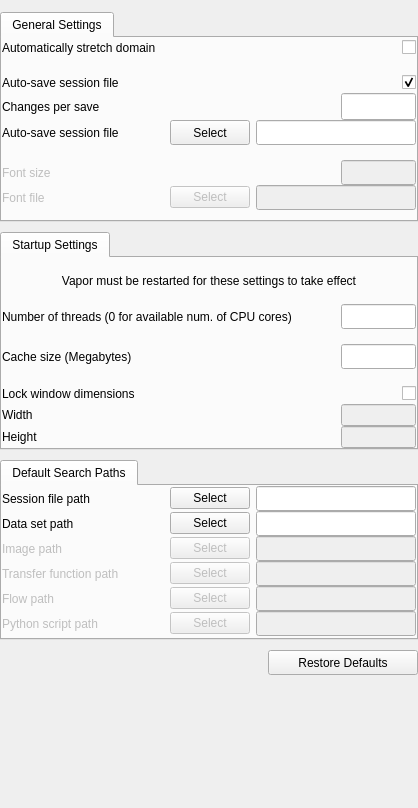
The window that apps/vaporgui/SettingsGUI.ui (StasJ/vapor-formatted) describes before a commit, drawn with Qt 5.
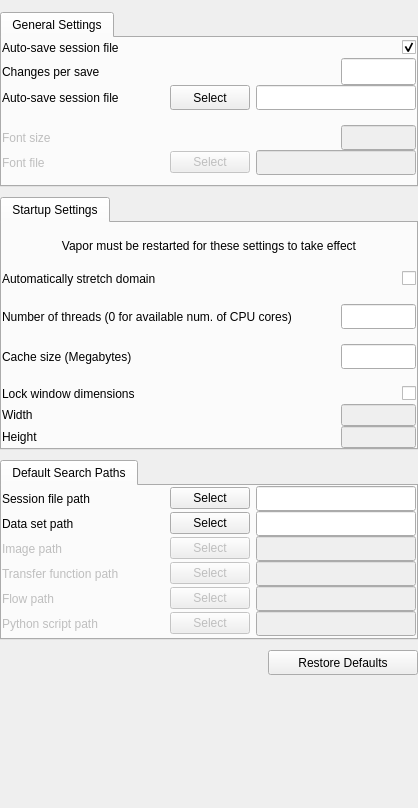
The same window after the commit.

Commit message: Made automatic domain stretching a startup setting, instead of a general setting

```diff
--- a/apps/vaporgui/SettingsGUI.ui
+++ b/apps/vaporgui/SettingsGUI.ui
@@ -84,43 +84,6 @@
        <property name="bottomMargin">
         <number>10</number>
        </property>
-       <item>
-        <layout class="QHBoxLayout" name="horizontalLayout_10">
-         <item>
-          <widget class="QLabel" name="label_7">
-           <property name="toolTip">
-            <string>&lt;html&gt;&lt;head/&gt;&lt;body&gt;&lt;p&gt;Upon loading data, if the shortest dimension is less than 10% of the longest dimension, Vapor will stretch it to 50% of the longest dimension.&lt;/p&gt;&lt;/body&gt;&lt;/html&gt;</string>
-           </property>
-           <property name="text">
-            <string>Automatically stretch domain</string>
-           </property>
-          </widget>
-         </item>
-         <item>
-          <spacer name="horizontalSpacer_7">
-           <property name="orientation">
-            <enum>Qt::Horizontal</enum>
-           </property>
-           <property name="sizeHint" stdset="0">
-            <size>
-             <width>40</width>
-             <height>20</height>
-            </size>
-           </property>
-          </spacer>
-         </item>
-         <item>
-          <widget class="QCheckBox" name="_autoStretchCheckbox">
-           <property name="toolTip">
-            <string>&lt;html&gt;&lt;head/&gt;&lt;body&gt;&lt;p&gt;Upon loading data, if the shortest dimension is less than 10% of the longest dimension, Vapor will stretch it to 50% of the longest dimension.&lt;/p&gt;&lt;/body&gt;&lt;/html&gt;</string>
-           </property>
-           <property name="text">
-            <string/>
-           </property>
-          </widget>
-         </item>
-        </layout>
-       </item>
        <item>
         <layout class="QVBoxLayout" name="verticalLayout_4">
          <property name="spacing">
@@ -466,6 +429,43 @@
          </property>
         </widget>
        </item>
+       <item>
+        <layout class="QHBoxLayout" name="horizontalLayout_10">
+         <item>
+          <widget class="QLabel" name="label_7">
+           <property name="toolTip">
+            <string>&lt;html&gt;&lt;head/&gt;&lt;body&gt;&lt;p&gt;Upon loading data, if the shortest dimension is less than 10% of the longest dimension, Vapor will stretch it to 50% of the longest dimension.&lt;/p&gt;&lt;/body&gt;&lt;/html&gt;</string>
+           </property>
+           <property name="text">
+            <string>Automatically stretch domain</string>
+           </property>
+          </widget>
+         </item>
+         <item>
+          <spacer name="horizontalSpacer_7">
+           <property name="orientation">
+            <enum>Qt::Horizontal</enum>
+           </property>
+           <property name="sizeHint" stdset="0">
+            <size>
+             <width>40</width>
+             <height>20</height>
+            </size>
+           </property>
+          </spacer>
+         </item>
+         <item>
+          <widget class="QCheckBox" name="_autoStretchCheckbox">
+           <property name="toolTip">
+            <string>&lt;html&gt;&lt;head/&gt;&lt;body&gt;&lt;p&gt;Upon loading data, if the shortest dimension is less than 10% of the longest dimension, Vapor will stretch it to 50% of the longest dimension.&lt;/p&gt;&lt;/body&gt;&lt;/html&gt;</string>
+           </property>
+           <property name="text">
+            <string/>
+           </property>
+          </widget>
+         </item>
+        </layout>
+       </item>
        <item>
         <layout class="QHBoxLayout" name="horizontalLayout_12">
          <property name="topMargin">
```
